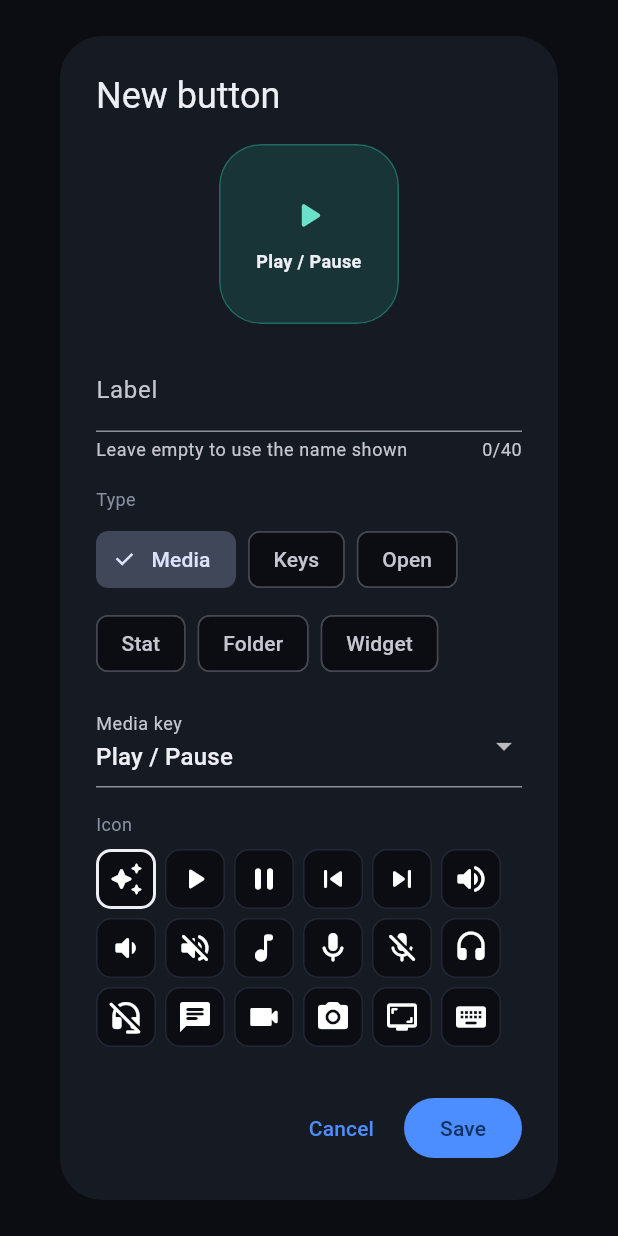
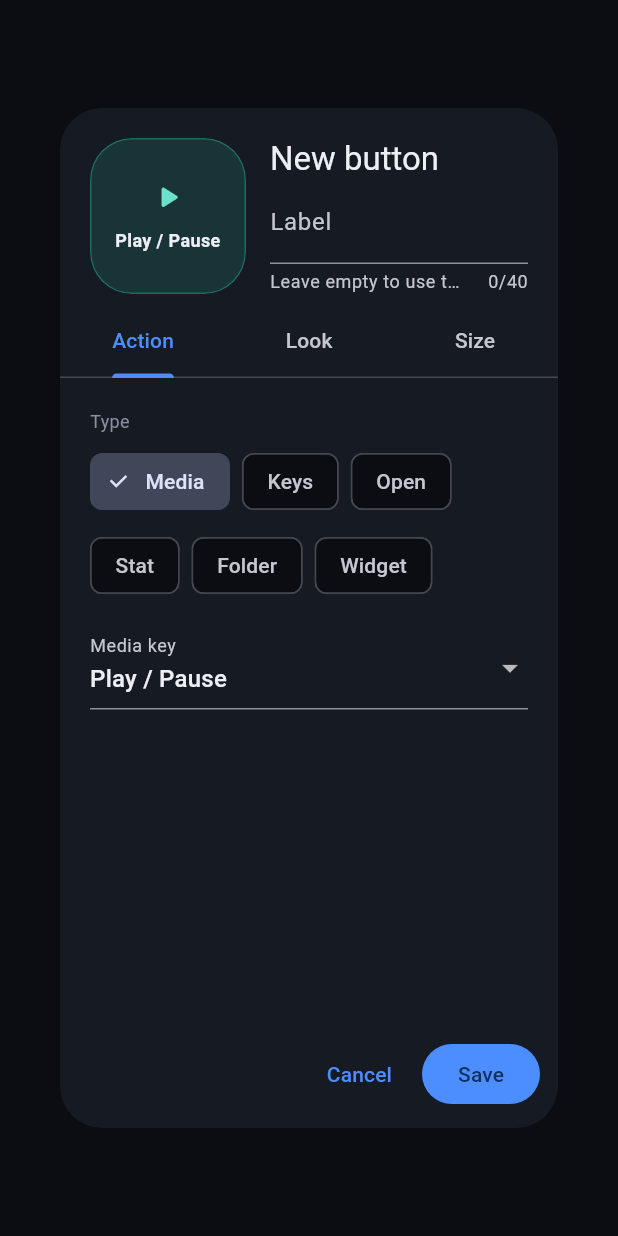
Before and after one commit to M15UK/DeskPilot, a Flutter app: the ButtonEditor widget shown alone on an empty page, opened directly, on a phone screen of 412 x 824 dp. Run offline on Flutter 3.47's test engine with Material 3 defaults, Android fonts, the phone set to English and light mode, and no system bars; our stand-ins replace file_picker, flutter_secure_storage, image_picker, share_plus; missing offline and left inert: mobile_scanner; accounts and stored records are empty.

Commit message:
feat: add buttons from an actions list, edit them in tabs
- Add button opens a searchable actions list by category (Media, Keys
  and apps, Widgets, PC stats, Sim racing), like the popular deck apps.
  Simple actions are added in one tap; only key shortcuts, apps to open
  and photo frames open the editor.
- The button editor keeps the preview and name on top and splits the
  rest into Action, Look and Size tabs; the old move arrows are gone
  since tiles are dragged.
- The empty photo frame's note fits tiles of any size.

```diff
--- a/app/lib/editor.dart
+++ b/app/lib/editor.dart
@@ -39,19 +39,14 @@ final class OpenFolder extends ButtonEdit {
   final String id;
 }
 
-final class MoveButton extends ButtonEdit {
-  const MoveButton(this.id, this.by);
-
-  final String id;
-  final int by;
-}
-
 /// Adds a new button, or changes, moves or deletes [button].
 class ButtonEditor extends StatefulWidget {
   const ButtonEditor({
     super.key,
     this.button,
     this.canBeFolder = true,
+    this.start,
+    this.startCells,
     this.pictures = const {},
     this.pickPicture,
     this.onPicture,
@@ -61,6 +56,11 @@ class ButtonEditor extends StatefulWidget {
 
   /// False inside a folder: folders don't hold folders.
   final bool canBeFolder;
+
+  /// For a new button: the action picked in the [ActionPicker], and the
+  /// size in cells it opens at.
+  final ButtonAction? start;
+  final (int, int)? startCells;
 
   /// Pictures the phone already has, by id.
   final Map<String, Uint8List> pictures;
@@ -76,22 +76,28 @@ class ButtonEditor extends StatefulWidget {
   State<ButtonEditor> createState() => _ButtonEditorState();
 }
 
-class _ButtonEditorState extends State<ButtonEditor> {
+class _ButtonEditorState extends State<ButtonEditor>
+    with SingleTickerProviderStateMixin {
+  late final _tabs = TabController(length: 3, vsync: this);
+
+  /// The action the editor opened with: the button's, or the picked one.
+  ButtonAction? get _initial => widget.button?.action ?? widget.start;
+
   final _form = GlobalKey<FormState>();
   late final _label = TextEditingController(text: widget.button?.label);
   late final _combos = TextEditingController(
-    text: switch (widget.button?.action) {
+    text: switch (_initial) {
       KeysAction(:final combos) => combos.join(', '),
       _ => '',
     },
   );
   late final _target = TextEditingController(
-    text: switch (widget.button?.action) {
+    text: switch (_initial) {
       OpenAction(:final target) => target,
       _ => '',
     },
   );
-  late String _kind = switch (widget.button?.action) {
+  late String _kind = switch (_initial) {
     KeysAction() => 'keys',
     OpenAction() => 'open',
     StatAction() => 'stat',
@@ -102,27 +108,27 @@ class _ButtonEditorState extends State<ButtonEditor> {
     TyresAction() => 'widget',
     _ => 'media',
   };
-  late String _widget = switch (widget.button?.action) {
+  late String _widget = switch (_initial) {
     ClockAction() => 'clock',
     PhotosAction() => 'photos',
     TyresAction() => 'tyres',
     _ => 'music',
   };
-  late List<String> _photos = switch (widget.button?.action) {
+  late List<String> _photos = switch (_initial) {
     PhotosAction(:final pictures) => pictures,
     _ => const [],
   };
   Map<String, Uint8List> _photoBytes = const {};
   String? _photoProblem;
-  late String _stat = switch (widget.button?.action) {
+  late String _stat = switch (_initial) {
     StatAction(:final stat) => stat,
     _ => 'cpuLoad',
   };
-  late String _style = switch (widget.button?.action) {
+  late String _style = switch (_initial) {
     StatAction(:final style) => style,
     _ => 'number',
   };
-  late String _media = switch (widget.button?.action) {
+  late String _media = switch (_initial) {
     MediaAction(:final media) => media,
     _ => 'playPause',
   };
@@ -132,8 +138,8 @@ class _ButtonEditorState extends State<ButtonEditor> {
   // The size in eighths of a cell: a shape chip or the sliders set it, and a
   // size that matches no shape shows as custom.
   late (int, int) _fine = (
-    widget.button?.fine.width ?? eighths,
-    widget.button?.fine.height ?? eighths,
+    widget.button?.fine.width ?? (widget.startCells?.$1 ?? 1) * eighths,
+    widget.button?.fine.height ?? (widget.startCells?.$2 ?? 1) * eighths,
   );
   static const _normal = (eighths, eighths);
 
@@ -179,6 +185,7 @@ class _ButtonEditorState extends State<ButtonEditor> {
 
   @override
   void dispose() {
+    _tabs.dispose();
     _label.dispose();
     _combos.dispose();
     _target.dispose();
@@ -196,7 +203,7 @@ class _ButtonEditorState extends State<ButtonEditor> {
     ),
     'open' => OpenAction(_target.text.trim()),
     'stat' => StatAction(_stat, _style),
-    'folder' => FolderAction(switch (widget.button?.action) {
+    'folder' => FolderAction(switch (_initial) {
       FolderAction(:final buttons) => buttons,
       _ => const [],
     }),
@@ -322,17 +329,31 @@ class _ButtonEditorState extends State<ButtonEditor> {
   }
 
   void _save() {
+    // The keys or what to open live on the Action tab: go there to say what's
+    // missing.
+    final missing = switch (_action()) {
+      KeysAction(:final combos) => combos.isEmpty,
+      OpenAction(:final target) => target.isEmpty,
+      _ => false,
+    };
+    if (missing && _tabs.index != 0) {
+      _tabs.index = 0;
+      WidgetsBinding.instance.addPostFrameCallback(
+        (_) => _form.currentState?.validate(),
+      );
+      return;
+    }
     if (!(_form.currentState?.validate() ?? false)) return;
     final button = _button(widget.button?.id ?? newButtonId());
     Navigator.of(context).pop(SaveButton(button));
   }
 
   /// The button as it will look on the deck, updated as you edit.
-  Widget _preview() {
+  Widget _previewTile() {
     final button = _button('preview');
     return Center(
       child: SizedBox.square(
-        dimension: 120,
+        dimension: 104,
         child: switch (button.action) {
           MusicAction() => const NowPlayingCard(media: null, onKey: null),
           ClockAction() => const ClockTile(pcName: null, stats: {}),
@@ -398,20 +419,43 @@ class _ButtonEditorState extends State<ButtonEditor> {
     ],
   );
 
+  /// One tab's settings, scrolling on their own.
+  Widget _tab(List<Widget> children) => ListView(
+    padding: const EdgeInsets.all(20),
+    children: [
+      for (final (index, child) in children.indexed) ...[
+        if (index > 0) const SizedBox(height: 16),
+        child,
+      ],
+    ],
+  );
+
   @override
   Widget build(BuildContext context) {
     final button = widget.button;
-    return AlertDialog(
-      title: Text(button == null ? 'New button' : 'Edit button'),
-      content: Form(
+    return Dialog(
+      child: ConstrainedBox(
+        constraints: const BoxConstraints(maxWidth: 680, maxHeight: 680),
+        child: Form(
           key: _form,
-        child: SingleChildScrollView(
           child: Column(
-            mainAxisSize: MainAxisSize.min,
-            crossAxisAlignment: CrossAxisAlignment.stretch,
+            children: [
+              // Always in sight: the button as it will look, and its name.
+              Padding(
+                padding: const EdgeInsets.fromLTRB(20, 20, 20, 8),
+                child: Row(
+                  crossAxisAlignment: CrossAxisAlignment.start,
                   spacing: 16,
                   children: [
-              _preview(),
+                    SizedBox.square(dimension: 104, child: _previewTile()),
+                    Expanded(
+                      child: Column(
+                        crossAxisAlignment: CrossAxisAlignment.start,
+                        children: [
+                          Text(
+                            button == null ? 'New button' : 'Edit button',
+                            style: Theme.of(context).textTheme.titleLarge,
+                          ),
                           TextFormField(
                             controller: _label,
                             onChanged: (_) => setState(() {}),
@@ -422,6 +466,25 @@ class _ButtonEditorState extends State<ButtonEditor> {
                             ),
                             maxLength: _maxTextLength,
                           ),
+                        ],
+                      ),
+                    ),
+                  ],
+                ),
+              ),
+              TabBar(
+                controller: _tabs,
+                tabs: const [
+                  Tab(text: 'Action'),
+                  Tab(text: 'Look'),
+                  Tab(text: 'Size'),
+                ],
+              ),
+              Expanded(
+                child: TabBarView(
+                  controller: _tabs,
+                  children: [
+                    _tab([
                       // A folder with buttons in it stays a folder, so they can't be
                       // lost by picking another kind by mistake.
                       if (_folderButtons case final count? when count > 0)
@@ -441,7 +504,8 @@ class _ButtonEditorState extends State<ButtonEditor> {
                             'widget': 'Widget',
                           },
                           selected: _kind,
-                  onSelect: (kind) => setState(() => _kind = kind ?? _kind),
+                          onSelect: (kind) =>
+                              setState(() => _kind = kind ?? _kind),
                         ),
                       switch (_kind) {
                         'widget' => Column(
@@ -484,8 +548,7 @@ class _ButtonEditorState extends State<ButtonEditor> {
                           autocorrect: false,
                           decoration: const InputDecoration(
                             labelText: 'Key combos',
-                    helperText:
-                        'Like Ctrl+Shift+M. Separate several with commas.',
+                            helperText: 'Like Ctrl+Shift+M. Separate several with commas.',
                           ),
                           validator: (text) =>
                               _required(text, 'Type at least one key combo'),
@@ -507,10 +570,16 @@ class _ButtonEditorState extends State<ButtonEditor> {
                           children: [
                             DropdownButtonFormField<String>(
                               initialValue: _stat,
-                      decoration: const InputDecoration(labelText: 'Reading'),
+                              decoration: const InputDecoration(
+                                labelText: 'Reading',
+                              ),
                               items: [
-                        for (final MapEntry(:key, :value) in statNames.entries)
-                          DropdownMenuItem(value: key, child: Text(value)),
+                                for (final MapEntry(:key, :value)
+                                    in statNames.entries)
+                                  DropdownMenuItem(
+                                    value: key,
+                                    child: Text(value),
+                                  ),
                               ],
                               onChanged: (stat) =>
                                   setState(() => _stat = stat ?? _stat),
@@ -521,8 +590,12 @@ class _ButtonEditorState extends State<ButtonEditor> {
                                 labelText: 'Show it as',
                               ),
                               items: [
-                        for (final MapEntry(:key, :value) in statStyles.entries)
-                          DropdownMenuItem(value: key, child: Text(value)),
+                                for (final MapEntry(:key, :value)
+                                    in statStyles.entries)
+                                  DropdownMenuItem(
+                                    value: key,
+                                    child: Text(value),
+                                  ),
                               ],
                               onChanged: (style) =>
                                   setState(() => _style = style ?? _style),
@@ -531,15 +604,24 @@ class _ButtonEditorState extends State<ButtonEditor> {
                         ),
                         _ => DropdownButtonFormField<String>(
                           initialValue: _media,
-                  decoration: const InputDecoration(labelText: 'Media key'),
+                          decoration: const InputDecoration(
+                            labelText: 'Media key',
+                          ),
                           items: [
-                    for (final MapEntry(:key, :value) in mediaKeys.entries)
+                            for (final MapEntry(:key, :value)
+                                in mediaKeys.entries)
                               DropdownMenuItem(value: key, child: Text(value)),
                           ],
                           onChanged: (media) =>
                               setState(() => _media = media ?? _media),
                         ),
                       },
+                    ]),
+                    _tab([
+                      if (_kind == 'stat' || _kind == 'widget')
+                        const Text(
+                          'This one draws itself. Its size is on the Size tab.',
+                        ),
                       if (_kind != 'stat' && _kind != 'widget') _iconPicker(),
                       if (_kind != 'widget') _colorPicker(),
                       if (widget.onPicture case final upload?
@@ -556,6 +638,22 @@ class _ButtonEditorState extends State<ButtonEditor> {
                             _picked = bytes;
                           }),
                         ),
+                      if (_kind != 'stat' && _kind != 'widget') ...[
+                        OptionChips(
+                          title: 'Style',
+                          choices: buttonStyles,
+                          selected: _look,
+                          onSelect: (look) => setState(() => _look = look),
+                        ),
+                        OptionChips(
+                          title: 'Show',
+                          choices: buttonShows,
+                          selected: _show,
+                          onSelect: (show) => setState(() => _show = show),
+                        ),
+                      ],
+                    ]),
+                    _tab([
                       OptionChips(
                         title: _shape == 'custom'
                             ? 'Shape (now a custom '
@@ -583,54 +681,40 @@ class _ButtonEditorState extends State<ButtonEditor> {
                         _fine.$2,
                         (height) => setState(() => _fine = (_fine.$1, height)),
                       ),
-              if (_kind != 'stat' && _kind != 'widget') ...[
-                OptionChips(
-                  title: 'Style',
-                  choices: buttonStyles,
-                  selected: _look,
-                  onSelect: (look) => setState(() => _look = look),
+                    ]),
+                  ],
                 ),
-                OptionChips(
-                  title: 'Show',
-                  choices: buttonShows,
-                  selected: _show,
-                  onSelect: (show) => setState(() => _show = show),
               ),
+              Padding(
+                padding: const EdgeInsets.fromLTRB(12, 4, 12, 12),
+                child: Row(
+                  children: [
+                    if (button != null)
+                      TextButton(
+                        onPressed: () =>
+                            Navigator.of(context).pop(DeleteButton(button.id)),
+                        child: const Text('Delete'),
+                      ),
+                    if (button != null && button.action is FolderAction)
+                      TextButton(
+                        onPressed: () =>
+                            Navigator.of(context).pop(OpenFolder(button.id)),
+                        child: const Text('Open folder'),
+                      ),
+                    const Spacer(),
+                    TextButton(
+                      onPressed: () => Navigator.of(context).pop(),
+                      child: const Text('Cancel'),
+                    ),
+                    const SizedBox(width: 8),
+                    FilledButton(onPressed: _save, child: const Text('Save')),
                   ],
+                ),
+              ),
             ],
           ),
         ),
       ),
-      actions: [
-        if (button != null && button.action is FolderAction)
-          TextButton(
-            onPressed: () => Navigator.of(context).pop(OpenFolder(button.id)),
-            child: const Text('Open folder'),
-          ),
-        if (button != null) ...[
-          IconButton(
-            tooltip: 'Move left',
-            icon: const Icon(Icons.arrow_back),
-            onPressed: () =>
-                Navigator.of(context).pop(MoveButton(button.id, -1)),
-          ),
-          IconButton(
-            tooltip: 'Move right',
-            icon: const Icon(Icons.arrow_forward),
-            onPressed: () =>
-                Navigator.of(context).pop(MoveButton(button.id, 1)),
-          ),
-          TextButton(
-            onPressed: () => Navigator.of(context).pop(DeleteButton(button.id)),
-            child: const Text('Delete'),
-          ),
-        ],
-        TextButton(
-          onPressed: () => Navigator.of(context).pop(),
-          child: const Text('Cancel'),
-        ),
-        FilledButton(onPressed: _save, child: const Text('Save')),
-      ],
     );
   }
 }
```
Also changed, not shown: app/lib/action_picker.dart (added, +226 -0 lines), app/lib/deck_view.dart (+29 -2 lines), app/lib/tiles.dart (+13 -7 lines), 2 other files. Lines whose indentation alone changed are shown as unchanged.
